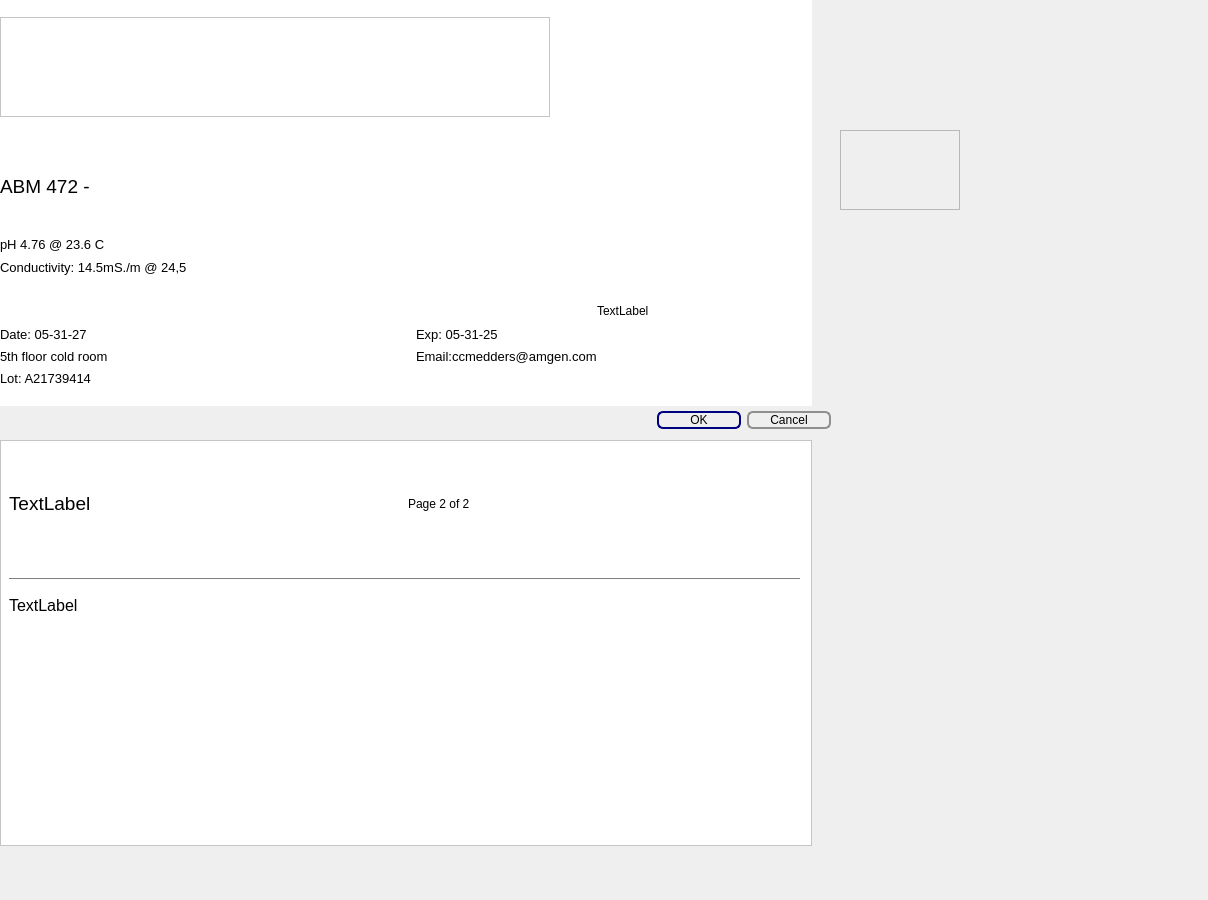
The window that label.ui (garbagepatch/PythonApp) describes before a commit, drawn with Qt 5.
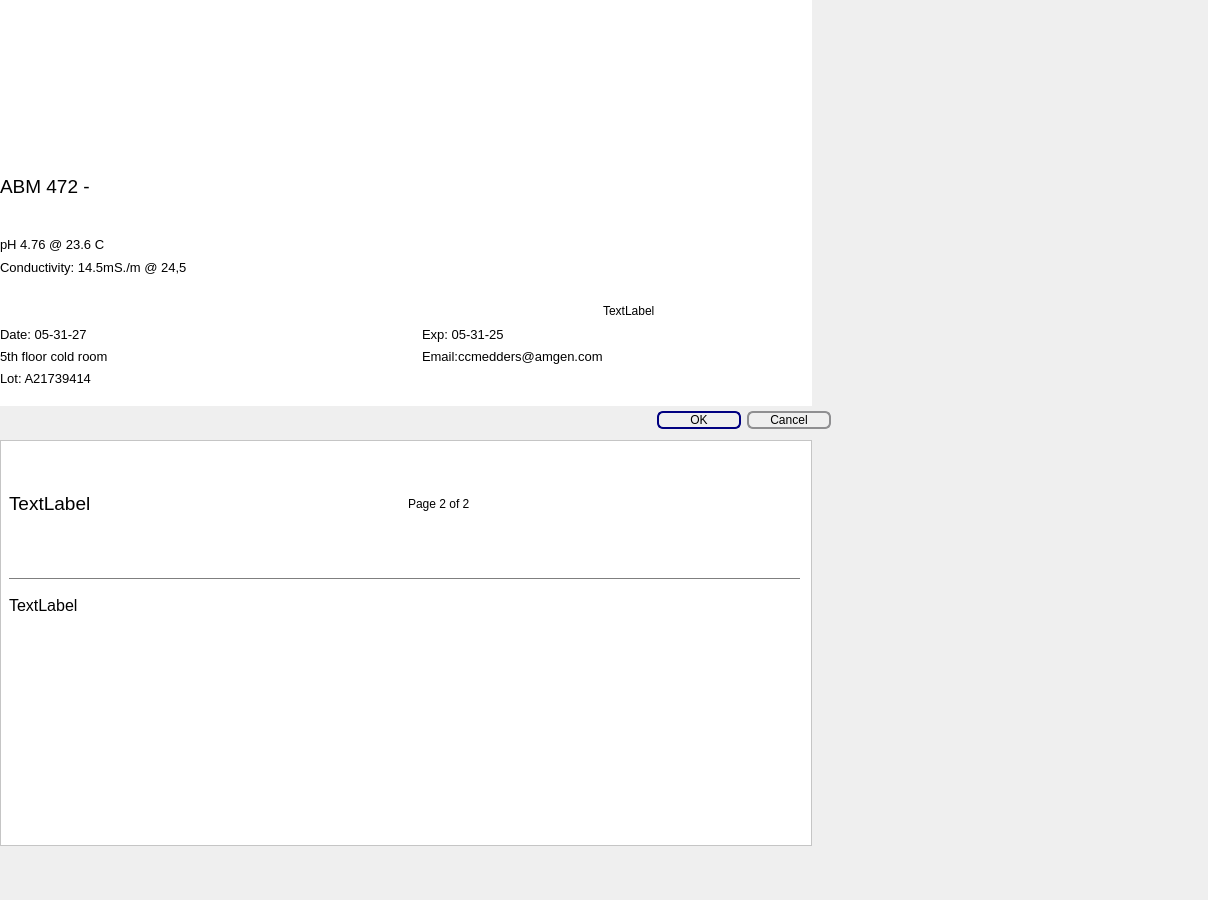
The same window after the commit. Icons and pictures are not drawn.

The edit to the form file:
```diff
--- a/label.ui
+++ b/label.ui
@@ -1481,8 +1481,9 @@
    </property>
    <property name="styleSheet">
     <string notr="true">QWidget{
-background-color:white
-border-width: 80px
+background-color:white;
+border: 8px black;
+
 }</string>
    </property>
    <layout class="QHBoxLayout" name="horizontalwidget">
@@ -1966,7 +1967,7 @@
          </palette>
         </property>
         <property name="autoFillBackground">
-         <bool>true</bool>
+         <bool>false</bool>
         </property>
         <property name="frameShape">
          <enum>QFrame::StyledPanel</enum>
@@ -2472,7 +2473,13 @@
          </font>
         </property>
         <property name="autoFillBackground">
-         <bool>true</bool>
+         <bool>false</bool>
+        </property>
+        <property name="styleSheet">
+         <string notr="true">QLabel{
+border: 5px black;
+border-width: 5px;
+}</string>
         </property>
         <property name="frameShape">
          <enum>QFrame::NoFrame</enum>
@@ -2509,6 +2516,9 @@
         <property name="sizeConstraint">
          <enum>QLayout::SetDefaultConstraint</enum>
         </property>
+        <property name="bottomMargin">
+         <number>0</number>
+        </property>
         <item>
          <layout class="QGridLayout" name="gridLayout">
           <property name="horizontalSpacing">
@@ -2524,84 +2534,17 @@
             </property>
            </widget>
           </item>
-          <item row="1" column="1">
-           <widget class="QLabel" name="label_2">
-            <property name="text">
-             <string/>
-            </property>
-           </widget>
-          </item>
-          <item row="1" column="0">
-           <widget class="QLabel" name="conLabel">
-            <property name="font">
-             <font>
-              <pointsize>10</pointsize>
-             </font>
-            </property>
-            <property name="text">
-             <string>Conductivity: 14.5mS./m @ 24,5</string>
-            </property>
-            <property name="scaledContents">
-             <bool>true</bool>
-            </property>
-           </widget>
-          </item>
-          <item row="0" column="1">
-           <widget class="QLabel" name="label_3">
-            <property name="text">
-             <string/>
-            </property>
-           </widget>
-          </item>
-          <item row="5" column="1">
-           <widget class="QLabel" name="emailLabel">
-            <property name="sizePolicy">
-             <sizepolicy hsizetype="Maximum" vsizetype="Fixed">
-              <horstretch>0</horstretch>
-              <verstretch>0</verstretch>
-             </sizepolicy>
-            </property>
-            <property name="font">
-             <font>
-              <pointsize>10</pointsize>
-             </font>
-            </property>
-            <property name="text">
-             <string>Email:ccmedders@amgen.com</string>
-            </property>
-            <property name="scaledContents">
-             <bool>false</bool>
-            </property>
-            <property name="wordWrap">
-             <bool>true</bool>
-            </property>
-           </widget>
-          </item>
-          <item row="3" column="1">
+          <item row="3" column="2">
            <widget class="QLabel" name="label_9">
             <property name="text">
              <string/>
             </property>
            </widget>
           </item>
-          <item row="4" column="0">
-           <widget class="QLabel" name="dateLabel">
-            <property name="sizePolicy">
-             <sizepolicy hsizetype="Preferred" vsizetype="Preferred">
-              <horstretch>0</horstretch>
-              <verstretch>0</verstretch>
-             </sizepolicy>
-            </property>
-            <property name="font">
-             <font>
-              <pointsize>10</pointsize>
-             </font>
-            </property>
+          <item row="2" column="0">
+           <widget class="QLabel" name="label_6">
             <property name="text">
-             <string>Date: 05-31-27</string>
-            </property>
-            <property name="scaledContents">
-             <bool>true</bool>
+             <string/>
             </property>
            </widget>
           </item>
@@ -2620,13 +2563,6 @@
             </property>
            </widget>
           </item>
-          <item row="2" column="0">
-           <widget class="QLabel" name="label_6">
-            <property name="text">
-             <string/>
-            </property>
-           </widget>
-          </item>
           <item row="6" column="0">
            <widget class="QLabel" name="lotLabel">
             <property name="font">
@@ -2642,21 +2578,7 @@
             </property>
            </widget>
           </item>
-          <item row="6" column="1">
-           <widget class="QLabel" name="label_5">
-            <property name="text">
-             <string/>
-            </property>
-           </widget>
-          </item>
-          <item row="2" column="1">
-           <widget class="QLabel" name="label_7">
-            <property name="text">
-             <string/>
-            </property>
-           </widget>
-          </item>
-          <item row="4" column="1">
+          <item row="4" column="2">
            <widget class="QLabel" name="expLabel">
             <property name="font">
              <font>
@@ -3121,7 +3043,19 @@
              </font>
             </property>
             <property name="autoFillBackground">
-             <bool>true</bool>
+             <bool>false</bool>
+            </property>
+            <property name="styleSheet">
+             <string notr="true"/>
+            </property>
+            <property name="frameShape">
+             <enum>QFrame::VLine</enum>
+            </property>
+            <property name="lineWidth">
+             <number>14</number>
+            </property>
+            <property name="midLineWidth">
+             <number>7</number>
             </property>
             <property name="text">
              <string>pH 4.76 @ 23.6 C </string>
@@ -3131,6 +3065,104 @@
             </property>
            </widget>
           </item>
+          <item row="1" column="1">
+           <widget class="QLabel" name="label_2">
+            <property name="text">
+             <string/>
+            </property>
+           </widget>
+          </item>
+          <item row="0" column="2">
+           <widget class="QLabel" name="label_3">
+            <property name="text">
+             <string/>
+            </property>
+           </widget>
+          </item>
+          <item row="4" column="0">
+           <widget class="QLabel" name="dateLabel">
+            <property name="sizePolicy">
+             <sizepolicy hsizetype="Preferred" vsizetype="Preferred">
+              <horstretch>0</horstretch>
+              <verstretch>0</verstretch>
+             </sizepolicy>
+            </property>
+            <property name="font">
+             <font>
+              <pointsize>10</pointsize>
+             </font>
+            </property>
+            <property name="text">
+             <string>Date: 05-31-27</string>
+            </property>
+            <property name="scaledContents">
+             <bool>true</bool>
+            </property>
+           </widget>
+          </item>
+          <item row="2" column="2">
+           <widget class="QLabel" name="label_7">
+            <property name="text">
+             <string/>
+            </property>
+           </widget>
+          </item>
+          <item row="1" column="0">
+           <widget class="QLabel" name="conLabel">
+            <property name="font">
+             <font>
+              <pointsize>10</pointsize>
+             </font>
+            </property>
+            <property name="styleSheet">
+             <string notr="true">QLabel{
+border-width: 5px}</string>
+            </property>
+            <property name="lineWidth">
+             <number>3</number>
+            </property>
+            <property name="midLineWidth">
+             <number>1</number>
+            </property>
+            <property name="text">
+             <string>Conductivity: 14.5mS./m @ 24,5</string>
+            </property>
+            <property name="scaledContents">
+             <bool>true</bool>
+            </property>
+           </widget>
+          </item>
+          <item row="5" column="2">
+           <widget class="QLabel" name="emailLabel">
+            <property name="sizePolicy">
+             <sizepolicy hsizetype="Maximum" vsizetype="Fixed">
+              <horstretch>0</horstretch>
+              <verstretch>0</verstretch>
+             </sizepolicy>
+            </property>
+            <property name="font">
+             <font>
+              <pointsize>10</pointsize>
+             </font>
+            </property>
+            <property name="text">
+             <string>Email:ccmedders@amgen.com</string>
+            </property>
+            <property name="scaledContents">
+             <bool>false</bool>
+            </property>
+            <property name="wordWrap">
+             <bool>true</bool>
+            </property>
+           </widget>
+          </item>
+          <item row="6" column="2">
+           <widget class="QLabel" name="label_5">
+            <property name="text">
+             <string/>
+            </property>
+           </widget>
+          </item>
          </layout>
         </item>
         <item>
@@ -3160,7 +3192,7 @@
            </size>
           </property>
           <property name="autoFillBackground">
-           <bool>true</bool>
+           <bool>false</bool>
           </property>
           <property name="text">
            <string>TextLabel</string>
@@ -3174,16 +3206,6 @@
       </item>
      </layout>
     </item>
-    <item>
-     <widget class="QFrame" name="frame_3">
-      <property name="frameShape">
-       <enum>QFrame::StyledPanel</enum>
-      </property>
-      <property name="frameShadow">
-       <enum>QFrame::Raised</enum>
-      </property>
-     </widget>
-    </item>
     <item>
      <layout class="QFormLayout" name="formLayout">
       <property name="fieldGrowthPolicy">
@@ -3238,7 +3260,7 @@
          </size>
         </property>
         <property name="autoFillBackground">
-         <bool>true</bool>
+         <bool>false</bool>
         </property>
         <property name="text">
          <string/>
@@ -3279,7 +3301,7 @@
          </sizepolicy>
         </property>
         <property name="autoFillBackground">
-         <bool>true</bool>
+         <bool>false</bool>
         </property>
         <property name="text">
          <string/>
@@ -3786,7 +3808,7 @@
          </font>
         </property>
         <property name="autoFillBackground">
-         <bool>true</bool>
+         <bool>false</bool>
         </property>
         <property name="text">
          <string/>
@@ -3865,22 +3887,6 @@
     <set>QDialogButtonBox::Cancel|QDialogButtonBox::Ok</set>
    </property>
   </widget>
-  <widget class="QFrame" name="frame_2">
-   <property name="geometry">
-    <rect>
-     <x>840</x>
-     <y>130</y>
-     <width>120</width>
-     <height>80</height>
-    </rect>
-   </property>
-   <property name="frameShape">
-    <enum>QFrame::StyledPanel</enum>
-   </property>
-   <property name="frameShadow">
-    <enum>QFrame::Raised</enum>
-   </property>
-  </widget>
  </widget>
  <resources>
   <include location="Resourcing.qrc"/>
```
Left out of the diff: 2 changed lines with no effect on the pictures.
